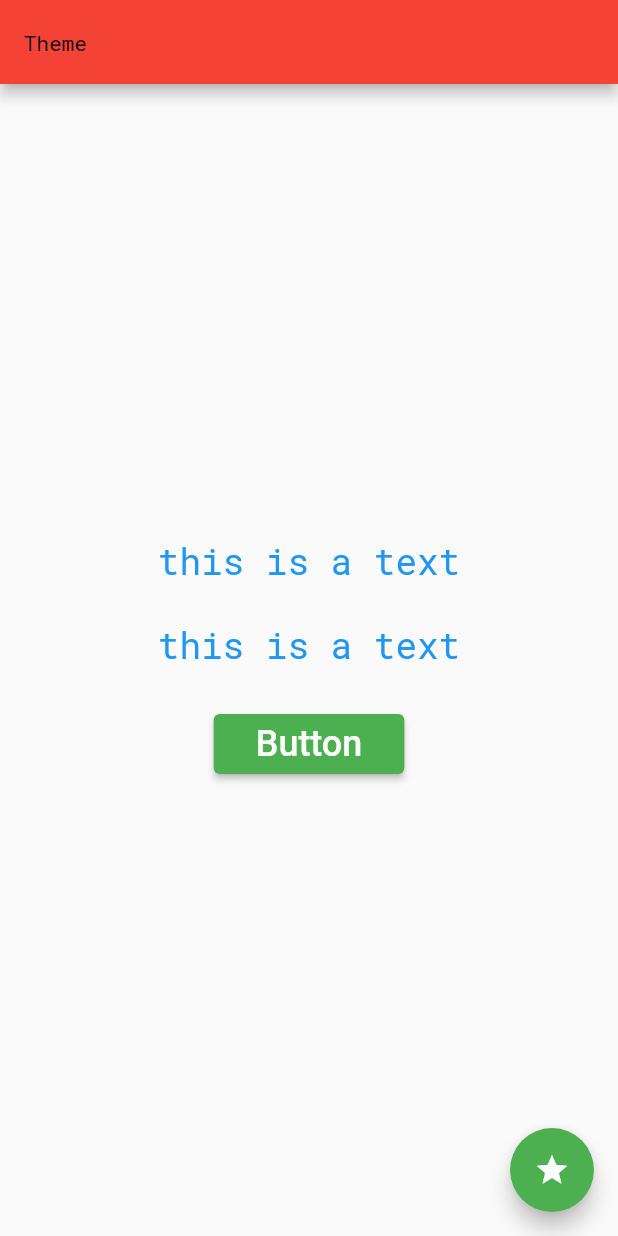
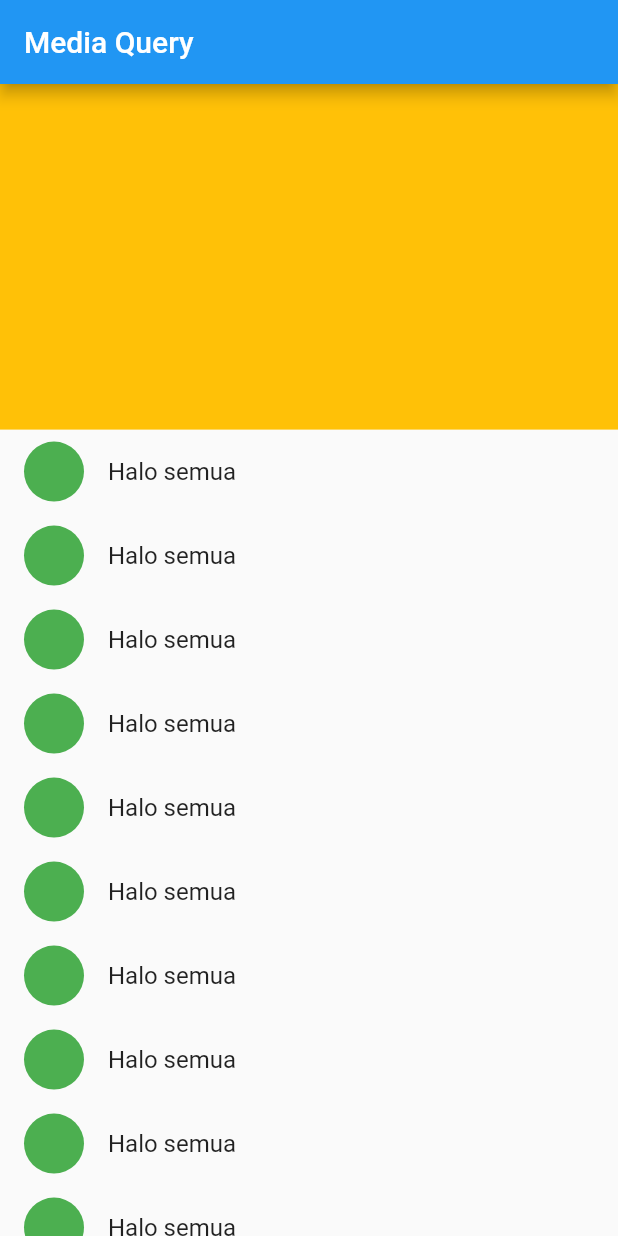
Before and after one commit to alfarelzaki/dart_fundamental, a Flutter app: the screen it shows after launch, on a phone screen of 412 x 824 dp. Run offline on Flutter 3.47's test engine with Material 2 defaults, Android fonts, the phone set to English and light mode, and no system bars; our stand-ins replace faker.

Commit message:
media query

```diff
--- a/lib/main.dart
+++ b/lib/main.dart
@@ -1,7 +1,17 @@
+import 'dart:math';
+
 import 'package:faker/faker.dart';
 import 'package:flutter/material.dart';
+import 'package:flutter/services.dart';
 
 main() {
+  // make device orientation potrait only
+
+  // WidgetsFlutterBinding.ensureInitialized();
+  // SystemChrome.setPreferredOrientations([
+  //   DeviceOrientation.portraitUp,
+  // ]);
+
   runApp(MyApp());
 }
 
@@ -11,74 +21,82 @@ class MyApp extends StatelessWidget {
     return MaterialApp(
       debugShowCheckedModeBanner: false,
       home: HomePage(),
-        theme: ThemeData(
-          brightness: Brightness.light,
-          // visualDensity: VisualDensity.comfortable,
-          visualDensity: VisualDensity(horizontal: 3, vertical: 1),
-          primarySwatch: Colors.green,
-          textTheme: TextTheme(
-            bodyText2: TextStyle(
-              color: Colors.blue,
-              fontFamily: "RobotoMono",
-            ),
-          ),
-
-          appBarTheme: AppBarTheme(
-            color: Colors.red,
-            titleTextStyle: TextStyle(
-              color: Colors.black,
-              fontFamily: "RobotoMono",
-            )
-          )
-        ));
+    );
   }
 }
 
 class HomePage extends StatelessWidget {
   @override
   Widget build(BuildContext context) {
+    final mediaQueryHeight = MediaQuery.of(context).size.height;
+    final mediaQueryWidth = MediaQuery.of(context).size.width;
+    final myAppBar = AppBar(
+      title: Text("Media Query"),
+    );
+
+    final mediaQueryBody = mediaQueryHeight -
+        myAppBar.preferredSize.height -
+        MediaQuery.of(context).padding.top;
+
+    final isLandscape =
+        (MediaQuery.of(context).orientation == Orientation.landscape);
+
     return Scaffold(
-      appBar: AppBar(
-        title: Text(
-          "Theme",
+      appBar: myAppBar,
+      body: Center(
+        child: (isLandscape)
+            ? Column(
+                children: [
+                  Container(
+                    width: mediaQueryWidth,
+                    height: mediaQueryBody * 0.5,
+                    color: Colors.amber,
                   ),
+                  Container(
+                    width: mediaQueryWidth,
+                    height: mediaQueryBody * 0.5,
+                    child: GridView.builder(
+                        gridDelegate: SliverGridDelegateWithFixedCrossAxisCount(
+                          crossAxisCount: 4,
+                          mainAxisSpacing: 16,
+                          crossAxisSpacing: 16,
                         ),
-      body: Center(
-        child: Column(
-          mainAxisAlignment: MainAxisAlignment.center,
+                        itemCount: 20,
+                        itemBuilder: (context, index) {
+                          return GridTile(
+                            child: Container(
+                              color: Color.fromARGB(255, Random().nextInt(256),
+                                  Random().nextInt(256), Random().nextInt(256)),
+                            ),
+                          );
+                        }),
+                  ),
+                ],
+              )
+            : Column(
                 children: [
-            Text(
-              "this is a text",
-              style: TextStyle(
-                fontSize: 24,
+                  Container(
+                    width: mediaQueryWidth,
+                    height: mediaQueryBody * 0.3,
+                    color: Colors.amber,
                   ),
+                  Container(
+                    width: mediaQueryWidth,
+                    height: mediaQueryBody * 0.7,
+                    child: ListView.builder(
+                        itemCount: 20,
+                        itemBuilder: (context, index) {
+                          return ListTile(
+                            leading: CircleAvatar(
+                              backgroundColor: Colors.green,
                             ),
-            SizedBox(
-              height: 24,
-            ),
-            Text(
-              "this is a text",
-              style: TextStyle(
-                fontSize: 24,
-              ),
-            ),
-            SizedBox(
-              height: 24,
-            ),
-            ElevatedButton(
-              onPressed: () {},
-              child: Text(
-                "Button",
-                style: TextStyle(
-                  fontSize: 24,
-                ),
-              ),
+                            title: Text("Halo semua"),
+                          );
+                        }),
                   ),
                 ],
               ),
       ),
-      floatingActionButton:
-          FloatingActionButton(onPressed: () {}, child: Icon(Icons.star)),
     );
   }
 }
```
Lines whose indentation alone changed are shown as unchanged.
